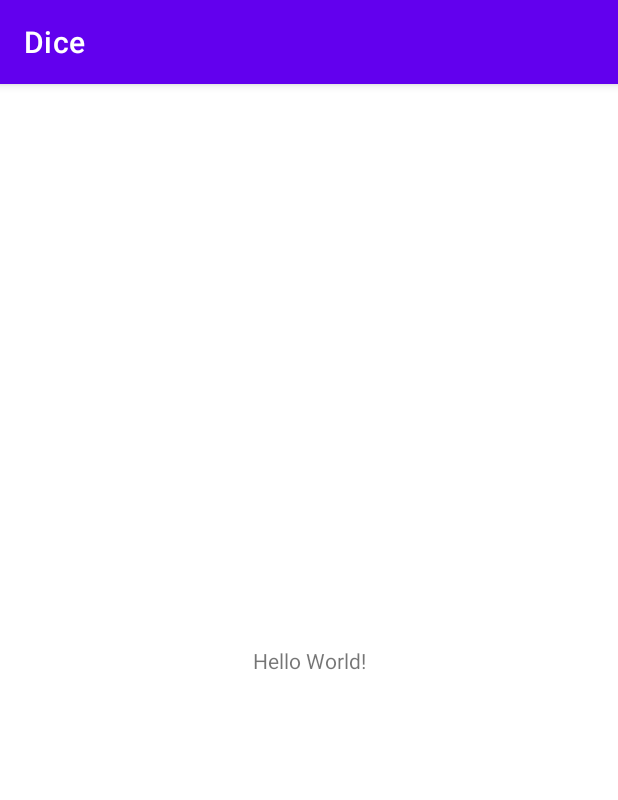
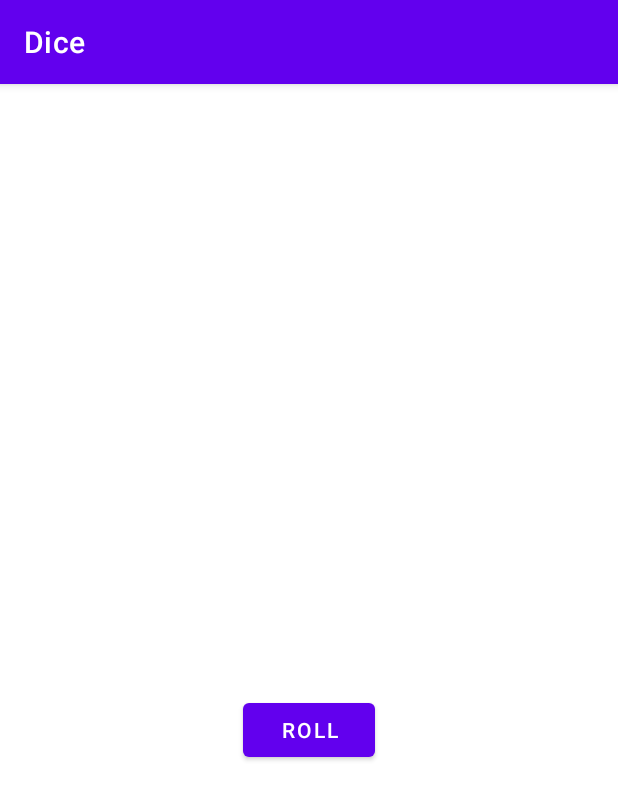
Before and after one commit to chinmayj02/Dice, an Android app: the screen it shows after launch (MainActivity), on a phone screen of 412 x 824 dp. Shown: the top 800 px of the screen. Run offline under Robolectric (Android 15) with nearby library versions, the phone set to English and light mode, and no system bars.

Commit message:
basic dice roll

```diff
--- a/app/src/main/res/layout/activity_main.xml
+++ b/app/src/main/res/layout/activity_main.xml
@@ -7,12 +7,23 @@
     tools:context=".MainActivity">
 
     <TextView
+        android:id="@+id/textView"
         android:layout_width="wrap_content"
         android:layout_height="wrap_content"
-        android:text="Hello World!"
+        android:textSize="34sp"
         app:layout_constraintBottom_toBottomOf="parent"
         app:layout_constraintLeft_toLeftOf="parent"
         app:layout_constraintRight_toRightOf="parent"
-        app:layout_constraintTop_toTopOf="parent" />
+        app:layout_constraintTop_toTopOf="parent"
+        tools:text="1" />
+
+    <Button
+        android:id="@+id/button"
+        android:layout_width="wrap_content"
+        android:layout_height="wrap_content"
+        android:text="@string/roll"
+        app:layout_constraintEnd_toEndOf="parent"
+        app:layout_constraintStart_toStartOf="parent"
+        app:layout_constraintTop_toBottomOf="@+id/textView" />
 
 </androidx.constraintlayout.widget.ConstraintLayout>
--- a/app/src/main/res/values/strings.xml
+++ b/app/src/main/res/values/strings.xml
@@ -1,3 +1,4 @@
 <resources>
     <string name="app_name">Dice</string>
+    <string name="roll">Roll</string>
 </resources>
```
Also changed, not shown: app/src/main/java/com/joshichinmay/dice/MainActivity.kt (+32 -1 lines).
